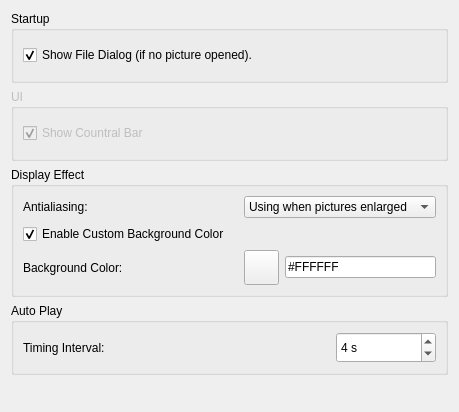
This is settingwidget.ui in yuezhao/ezviewer as Qt 5 draws it before an edit. The edited form follows.
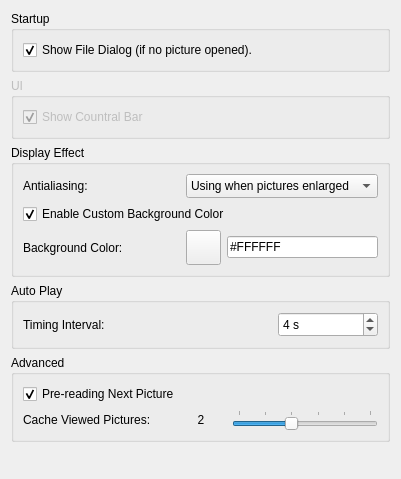
This is the edited form.

Commit message: 20121217: v3.0 beta: add setting opinion for pre-reading and caching. bug fix.

```diff
--- a/settingwidget.ui
+++ b/settingwidget.ui
@@ -6,8 +6,8 @@
    <rect>
     <x>0</x>
     <y>0</y>
-    <width>459</width>
-    <height>412</height>
+    <width>401</width>
+    <height>478</height>
    </rect>
   </property>
   <property name="windowTitle">
@@ -33,7 +33,7 @@
      </layout>
     </widget>
    </item>
-   <item row="4" column="0">
+   <item row="5" column="0">
     <layout class="QHBoxLayout" name="horizontalLayout">
      <item>
       <spacer name="horizontalSpacer">
@@ -73,11 +73,17 @@
       <item row="0" column="2">
        <widget class="QComboBox" name="antialiasModeCombo">
         <property name="sizePolicy">
-         <sizepolicy hsizetype="Preferred" vsizetype="Fixed">
+         <sizepolicy hsizetype="Preferred" vsizetype="Preferred">
           <horstretch>0</horstretch>
           <verstretch>0</verstretch>
          </sizepolicy>
         </property>
+        <property name="minimumSize">
+         <size>
+          <width>0</width>
+          <height>24</height>
+         </size>
+        </property>
         <item>
          <property name="text">
           <string>Using when pictures enlarged</string>
@@ -186,7 +192,7 @@
         <property name="minimumSize">
          <size>
           <width>100</width>
-          <height>0</height>
+          <height>25</height>
          </size>
         </property>
         <property name="suffix">
@@ -220,7 +226,7 @@
     </widget>
    </item>
    <item row="1" column="0">
-    <widget class="QGroupBox" name="groupBox_4">
+    <widget class="QGroupBox" name="ui_groupBox">
      <property name="enabled">
       <bool>false</bool>
      </property>
@@ -241,6 +247,117 @@
      </layout>
     </widget>
    </item>
+   <item row="4" column="0">
+    <widget class="QGroupBox" name="groupBox_4">
+     <property name="title">
+      <string>Advanced</string>
+     </property>
+     <layout class="QGridLayout" name="gridLayout_6">
+      <item row="0" column="0">
+       <widget class="QCheckBox" name="preReadingCheckBox">
+        <property name="toolTip">
+         <string>This will speed up picture switching.</string>
+        </property>
+        <property name="statusTip">
+         <string/>
+        </property>
+        <property name="text">
+         <string>Pre-reading Next Picture</string>
+        </property>
+        <property name="checked">
+         <bool>true</bool>
+        </property>
+       </widget>
+      </item>
+      <item row="1" column="0">
+       <layout class="QHBoxLayout" name="horizontalLayout_3">
+        <item>
+         <widget class="QLabel" name="label">
+          <property name="toolTip">
+           <string>If the memory of your computer is large than 1G, cache is suggested.</string>
+          </property>
+          <property name="text">
+           <string>Cache Viewed Pictures:</string>
+          </property>
+         </widget>
+        </item>
+        <item>
+         <widget class="QLabel" name="cacheValueLabel">
+          <property name="sizePolicy">
+           <sizepolicy hsizetype="Preferred" vsizetype="Fixed">
+            <horstretch>0</horstretch>
+            <verstretch>0</verstretch>
+           </sizepolicy>
+          </property>
+          <property name="minimumSize">
+           <size>
+            <width>40</width>
+            <height>0</height>
+           </size>
+          </property>
+          <property name="maximumSize">
+           <size>
+            <width>50</width>
+            <height>16777215</height>
+           </size>
+          </property>
+          <property name="text">
+           <string>2</string>
+          </property>
+          <property name="alignment">
+           <set>Qt::AlignCenter</set>
+          </property>
+         </widget>
+        </item>
+        <item>
+         <widget class="QSlider" name="cacheValueSlider">
+          <property name="sizePolicy">
+           <sizepolicy hsizetype="Preferred" vsizetype="Fixed">
+            <horstretch>0</horstretch>
+            <verstretch>0</verstretch>
+           </sizepolicy>
+          </property>
+          <property name="minimum">
+           <number>0</number>
+          </property>
+          <property name="maximum">
+           <number>5</number>
+          </property>
+          <property name="pageStep">
+           <number>1</number>
+          </property>
+          <property name="value">
+           <number>2</number>
+          </property>
+          <property name="sliderPosition">
+           <number>2</number>
+          </property>
+          <property name="tracking">
+           <bool>false</bool>
+          </property>
+          <property name="orientation">
+           <enum>Qt::Horizontal</enum>
+          </property>
+          <property name="invertedAppearance">
+           <bool>false</bool>
+          </property>
+          <property name="invertedControls">
+           <bool>false</bool>
+          </property>
+          <property name="tickPosition">
+           <enum>QSlider::TicksAbove</enum>
+          </property>
+         </widget>
+        </item>
+       </layout>
+      </item>
+     </layout>
+     <zorder>preReadingCheckBox</zorder>
+     <zorder>cacheValueSlider</zorder>
+     <zorder>cacheValueSlider</zorder>
+     <zorder>cacheValueSlider</zorder>
+    </widget>
+   </item>
   </layout>
  </widget>
  <resources/>
```
The commit also changes 16 other files.
